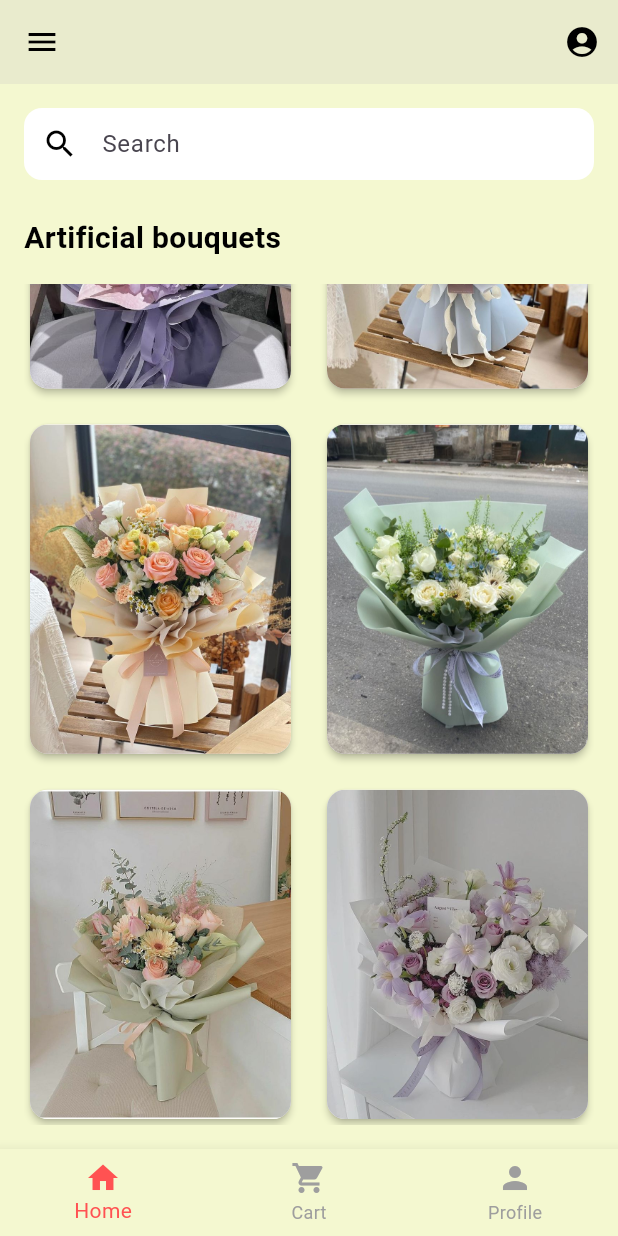
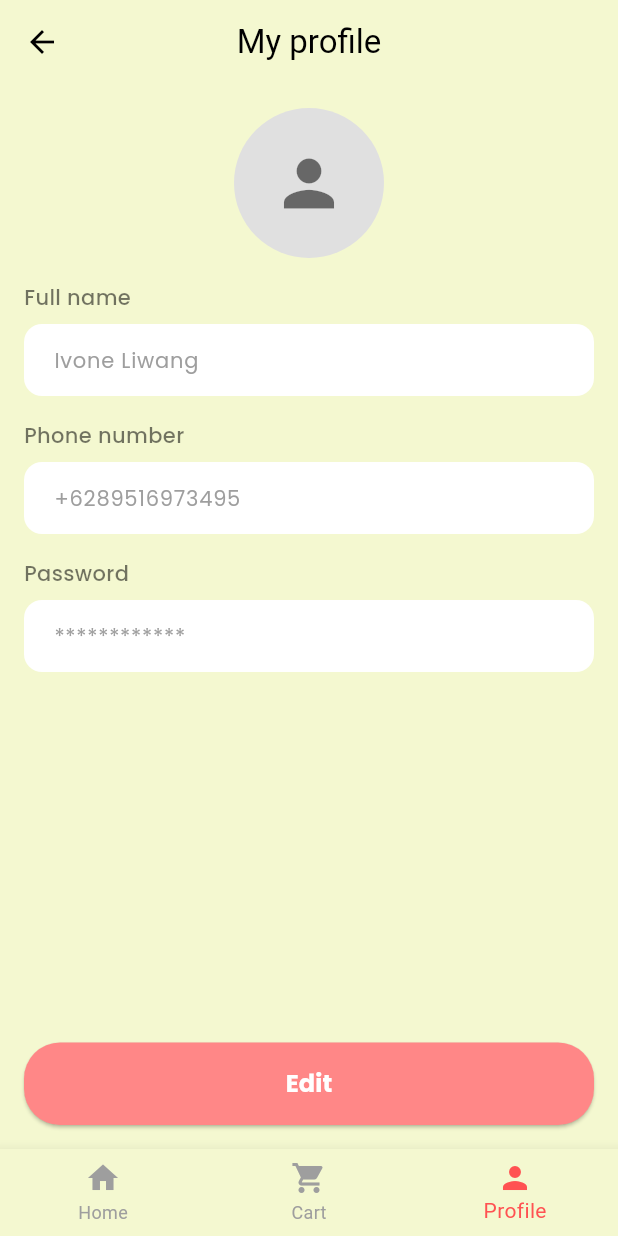
Before and after one commit to liwangivone/Material-Design-Components, a Flutter app: the HomePage screen opened by its route, scrolled down 397 dp, after a tap on the "account circle" icon, on a phone screen of 412 x 824 dp. Run offline on Flutter 3.47's test engine with Material 3 defaults, Android fonts, the phone set to English and light mode, and no system bars; our stand-ins replace google_fonts, lottie, smooth_page_indicator.

Commit message:
profile page

```diff
--- a/codelab/lib/main.dart
+++ b/codelab/lib/main.dart
@@ -22,12 +22,10 @@ class MyApp extends StatelessWidget {
             image: 'assets/bouquet1.jpg',
             title: 'blush bloom bouquet',
             description: 'A delicate bouquet of pink blooms, perfect for celebrating love and life’s sweetest moments',
-        )
+        ),
+        '/profile': (context) => const ProfilePage(),
       },
       initialRoute: '/', // Halaman awal adalah onboarding
       );
-
-
   }
-
 }
--- a/codelab/lib/views/pages/homepage.dart
+++ b/codelab/lib/views/pages/homepage.dart
@@ -5,7 +5,7 @@ class HomePage extends StatelessWidget {
 
   @override
   Widget build(BuildContext context) {
-    // Data bouquet
+    // Data bouquet lengkap
     final List<Map<String, String>> bouquetData = [
       {
         'image': 'assets/bouquet1.jpg',
@@ -69,7 +69,9 @@ class HomePage extends StatelessWidget {
         actions: [
           IconButton(
             icon: const Icon(Icons.account_circle, color: Colors.black),
-            onPressed: () {},
+            onPressed: () {
+              Navigator.pushReplacementNamed(context, '/profile');
+            },
           ),
         ],
       ),
@@ -133,12 +135,30 @@ class HomePage extends StatelessWidget {
                         borderRadius: BorderRadius.circular(12),
                       ),
                       elevation: 2,
-                      child: ClipRRect(
-                        borderRadius: BorderRadius.circular(12),
-                        child: Image.asset(
-                          bouquet['image']!,
-                          fit: BoxFit.cover,
-                        ),
+                      child: Column(
+                        crossAxisAlignment: CrossAxisAlignment.start,
+                        children: [
+                          ClipRRect(
+                            borderRadius: const BorderRadius.vertical(
+                                top: Radius.circular(12)),
+                            child: Image.asset(
+                              bouquet['image']!,
+                              fit: BoxFit.cover,
+                              height: 120,
+                              width: double.infinity,
+                            ),
+                          ),
+                          Padding(
+                            padding: const EdgeInsets.all(8.0),
+                            child: Text(
+                              bouquet['title']!,
+                              style: const TextStyle(
+                                fontWeight: FontWeight.bold,
+                                fontSize: 14,
+                              ),
+                            ),
+                          ),
+                        ],
                       ),
                     ),
                   );
@@ -152,6 +172,16 @@ class HomePage extends StatelessWidget {
         backgroundColor: const Color(0xFFF4F8D0),
         selectedItemColor: Colors.redAccent,
         unselectedItemColor: Colors.grey,
+        currentIndex: 0, // Menandai halaman ini sebagai aktif
+        onTap: (index) {
+          if (index == 0) {
+            // Halaman Home (sudah aktif)
+          } else if (index == 1) {
+            // Halaman Cart (tambahkan logika di sini jika ada)
+          } else if (index == 2) {
+            Navigator.pushReplacementNamed(context, '/profile');
+          }
+        },
         items: const [
           BottomNavigationBarItem(
             icon: Icon(Icons.home),
--- a/codelab/lib/views/pages/login_page.dart
+++ b/codelab/lib/views/pages/login_page.dart
@@ -6,7 +6,7 @@ class LoginPage extends StatelessWidget {
   @override
   Widget build(BuildContext context) {
     return Scaffold(
-      backgroundColor: const Color(0xFFF4F8D0), // Warna latar belakang
+      backgroundColor: const Color(0xFFE5EBB2), // Warna latar belakang
       body: Padding(
         padding: const EdgeInsets.symmetric(horizontal: 32),
         child: Column(
--- a/codelab/lib/views/pages/pages.dart
+++ b/codelab/lib/views/pages/pages.dart
@@ -10,3 +10,4 @@ part 'onboarding_page.dart';
 part 'login_page.dart';
 part 'homepage.dart';
 part 'detail_page.dart';
+part 'profile_page.dart';
--- /dev/null
+++ b/codelab/lib/views/pages/profile_page.dart
@@ -0,0 +1,192 @@
+part of 'pages.dart';
+
+class ProfilePage extends StatelessWidget {
+  const ProfilePage({super.key});
+
+  @override
+  Widget build(BuildContext context) {
+    return Scaffold(
+      backgroundColor: const Color(0xFFF4F8D0), // Warna latar belakang
+      appBar: AppBar(
+        backgroundColor: const Color(0xFFF4F8D0),
+        elevation: 0,
+        leading: IconButton(
+          icon: const Icon(Icons.arrow_back, color: Colors.black),
+          onPressed: () {
+            Navigator.pushReplacementNamed(context, '/home'); // Navigasi ke halaman Home
+          },
+        ),
+        title: const Text(
+          "My profile",
+          style: TextStyle(color: Colors.black),
+        ),
+        centerTitle: true,
+      ),
+      body: Padding(
+        padding: const EdgeInsets.all(16.0),
+        child: Column(
+          crossAxisAlignment: CrossAxisAlignment.center,
+          children: [
+            // Icon Profile
+            CircleAvatar(
+              radius: 50,
+              backgroundColor: Colors.grey[300],
+              child: const Icon(
+                Icons.person,
+                size: 50,
+                color: Colors.black54,
+              ),
+            ),
+            const SizedBox(height: 16),
+            // Form Profile
+            Expanded(
+              child: ListView(
+                children: [
+                  // Field Full Name
+                  Text(
+                    'Full name',
+                    style: GoogleFonts.poppins(
+                      fontSize: 14,
+                      fontWeight: FontWeight.w500,
+                      color: Colors.black54,
+                    ),
+                  ),
+                  const SizedBox(height: 8),
+                  TextField(
+                    decoration: InputDecoration(
+                      filled: true,
+                      fillColor: Colors.white,
+                      hintText: 'Ivone Liwang',
+                      hintStyle: GoogleFonts.poppins(
+                        fontSize: 14,
+                        color: Colors.grey,
+                      ),
+                      contentPadding: const EdgeInsets.symmetric(
+                          horizontal: 16, vertical: 12),
+                      border: OutlineInputBorder(
+                        borderRadius: BorderRadius.circular(12),
+                        borderSide: BorderSide.none,
+                      ),
+                    ),
+                  ),
+                  const SizedBox(height: 16),
+
+                  // Field Phone Number
+                  Text(
+                    'Phone number',
+                    style: GoogleFonts.poppins(
+                      fontSize: 14,
+                      fontWeight: FontWeight.w500,
+                      color: Colors.black54,
+                    ),
+                  ),
+                  const SizedBox(height: 8),
+                  TextField(
+                    decoration: InputDecoration(
+                      filled: true,
+                      fillColor: Colors.white,
+                      hintText: '+6289516973495',
+                      hintStyle: GoogleFonts.poppins(
+                        fontSize: 14,
+                        color: Colors.grey,
+                      ),
+                      contentPadding: const EdgeInsets.symmetric(
+                          horizontal: 16, vertical: 12),
+                      border: OutlineInputBorder(
+                        borderRadius: BorderRadius.circular(12),
+                        borderSide: BorderSide.none,
+                      ),
+                    ),
+                  ),
+                  const SizedBox(height: 16),
+
+                  // Field Password
+                  Text(
+                    'Password',
+                    style: GoogleFonts.poppins(
+                      fontSize: 14,
+                      fontWeight: FontWeight.w500,
+                      color: Colors.black54,
+                    ),
+                  ),
+                  const SizedBox(height: 8),
+                  TextField(
+                    obscureText: true,
+                    decoration: InputDecoration(
+                      filled: true,
+                      fillColor: Colors.white,
+                      hintText: '************',
+                      hintStyle: GoogleFonts.poppins(
+                        fontSize: 14,
+                        color: Colors.grey,
+                      ),
+                      contentPadding: const EdgeInsets.symmetric(
+                          horizontal: 16, vertical: 12),
+                      border: OutlineInputBorder(
+                        borderRadius: BorderRadius.circular(12),
+                        borderSide: BorderSide.none,
+                      ),
+                    ),
+                  ),
+                ],
+              ),
+            ),
+            const SizedBox(height: 32),
+            // Tombol Edit
+            SizedBox(
+              width: double.infinity,
+              child: ElevatedButton(
+                onPressed: () {},
+                style: ElevatedButton.styleFrom(
+                  backgroundColor: const Color(0xFFFF8787),
+                  padding: const EdgeInsets.symmetric(vertical: 16),
+                  shape: RoundedRectangleBorder(
+                    borderRadius: BorderRadius.circular(24),
+                  ),
+                ),
+                child: Text(
+                  'Edit',
+                  style: GoogleFonts.poppins(
+                    fontSize: 16,
+                    fontWeight: FontWeight.bold,
+                    color: Colors.white,
+                  ),
+                ),
+              ),
+            ),
+          ],
+        ),
+      ),
+      bottomNavigationBar: BottomNavigationBar(
+        backgroundColor: const Color(0xFFF4F8D0),
+        selectedItemColor: Colors.redAccent,
+        unselectedItemColor: Colors.grey,
+        currentIndex: 2, // Menandai halaman Profile sebagai aktif
+        onTap: (index) {
+          // Navigasi berdasarkan index
+          if (index == 0) {
+            Navigator.pushReplacementNamed(context, '/home'); // Navigasi ke Home
+          } else if (index == 1) {
+            // Navigasi ke halaman Cart (jika ada)
+          } else if (index == 2) {
+            // Halaman Profile (sudah aktif)
+          }
+        },
+        items: const [
+          BottomNavigationBarItem(
+            icon: Icon(Icons.home),
+            label: 'Home',
+          ),
+          BottomNavigationBarItem(
+            icon: Icon(Icons.shopping_cart),
+            label: 'Cart',
+          ),
+          BottomNavigationBarItem(
+            icon: Icon(Icons.person),
+            label: 'Profile',
+          ),
+        ],
+      ),
+    );
+  }
+}
```
